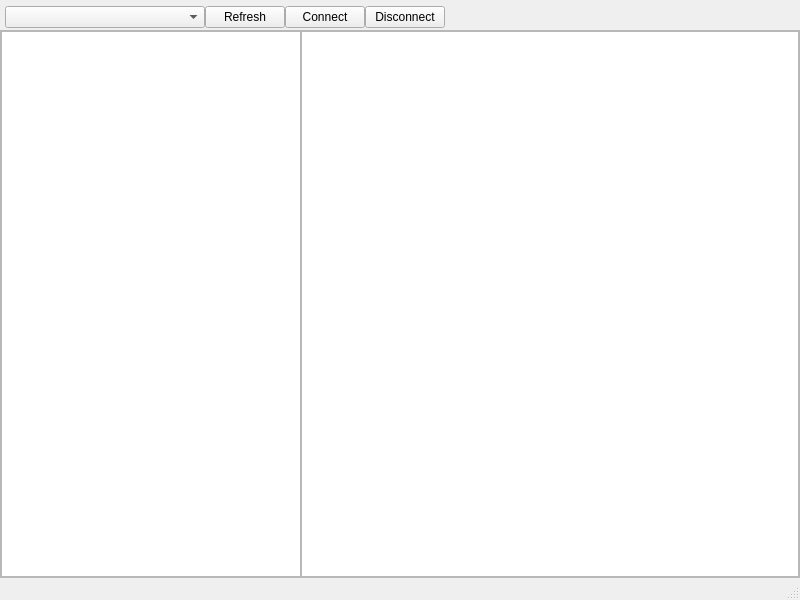
Qt form main.ui (FieryRMS/AndroidAutoClicker) before a commit.
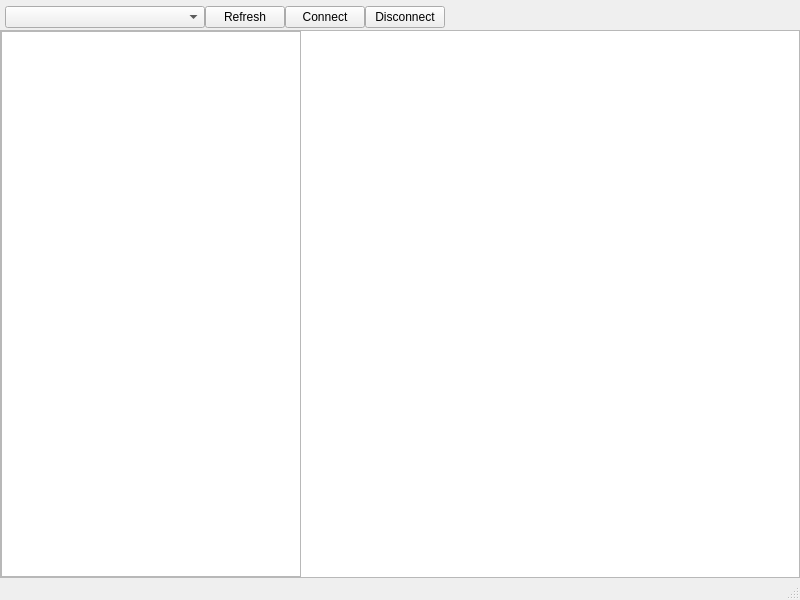
The same form after that commit.

Commit message: implemented fit to view

What changed in the file:
```diff
--- a/main.ui
+++ b/main.ui
@@ -169,7 +169,11 @@
         </widget>
        </item>
        <item>
-        <widget class="QGraphicsView" name="GraphicsView"/>
+        <widget class="QGraphicsView" name="GraphicsView">
+         <property name="frameShape">
+          <enum>QFrame::NoFrame</enum>
+         </property>
+        </widget>
        </item>
       </layout>
      </widget>
```
The commit also changes 1 other file.
